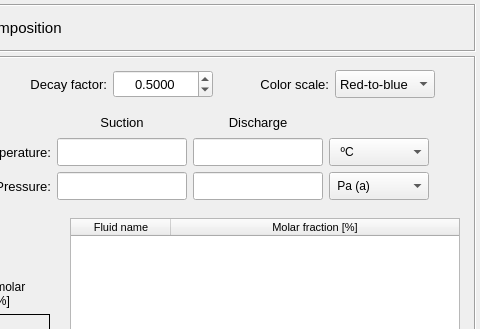
open-pulse/OpenPulse, file pulse/interface/data/ui_files/model/setup/fluid/set_fluid_composition_input.ui: the form before one commit; both pictures show x 520 to 1000 and y 0 to 329 of the 1000 by 650 pixel window.
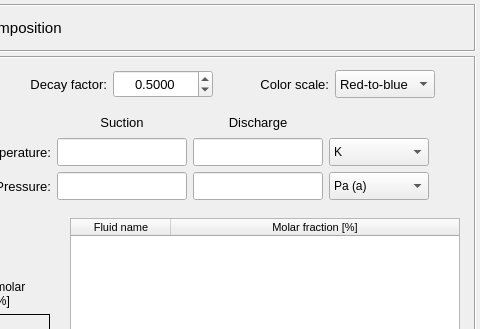
The form after the commit.

Patch:
```diff
--- a/pulse/interface/data/ui_files/model/setup/fluid/set_fluid_composition_input.ui
+++ b/pulse/interface/data/ui_files/model/setup/fluid/set_fluid_composition_input.ui
@@ -964,16 +964,16 @@
                </font>
               </property>
               <property name="currentIndex">
-               <number>1</number>
+               <number>0</number>
               </property>
               <item>
                <property name="text">
-                <string>  K</string>
+                <string>K</string>
                </property>
               </item>
               <item>
                <property name="text">
-                <string>  ºC</string>
+                <string>°C</string>
                </property>
               </item>
               <item>
@@ -1139,7 +1139,7 @@
               </property>
               <item>
                <property name="text">
-                <string> Pa (a)</string>
+                <string>Pa (a)</string>
                </property>
               </item>
               <item>
```
Left out of the diff: 157 changed lines with no effect on the pictures.
